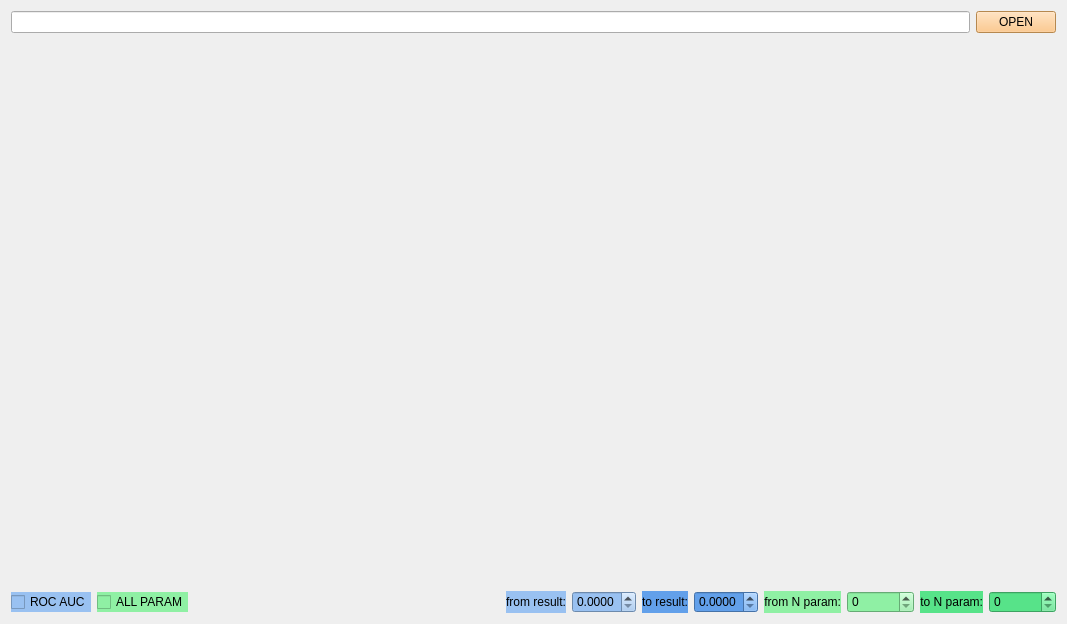
The window that qt/rnd_param_view.ui (idergunoff/random_param_view) describes before a commit, drawn with Qt 5.
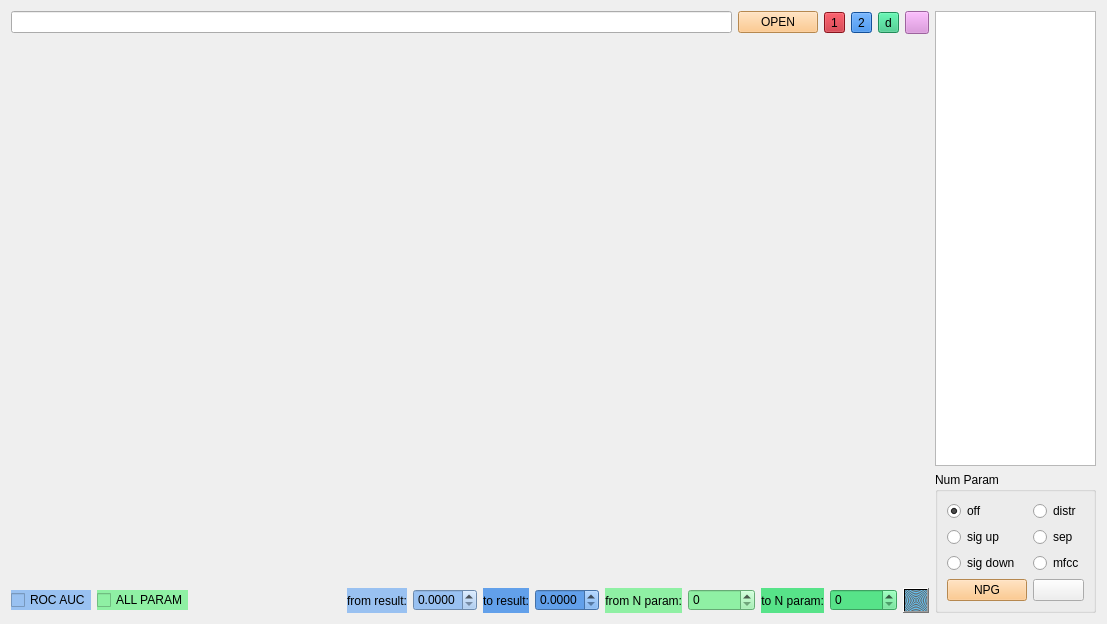
The same window after the commit.

Commit message: axis z - color

What changed in the file:
```diff
--- a/qt/rnd_param_view.ui
+++ b/qt/rnd_param_view.ui
@@ -6,20 +6,40 @@
    <rect>
     <x>0</x>
     <y>0</y>
-    <width>1067</width>
+    <width>1107</width>
     <height>624</height>
    </rect>
   </property>
   <property name="windowTitle">
    <string>RandomParamView</string>
   </property>
-  <layout class="QGridLayout" name="gridLayout_7">
+  <layout class="QGridLayout" name="gridLayout_10" columnstretch="8,1">
    <item row="0" column="0">
     <layout class="QGridLayout" name="gridLayout_6" rowstretch="0,1,0">
      <item row="0" column="0">
       <layout class="QGridLayout" name="gridLayout_4">
-       <item row="0" column="0">
-        <widget class="QLineEdit" name="lineEdit_path"/>
+       <item row="0" column="5">
+        <widget class="QToolButton" name="toolButton_rm_check">
+         <property name="toolTip">
+          <string>очистить чекбоксы</string>
+         </property>
+         <property name="styleSheet">
+          <string notr="true">background-color: rgb(220, 138, 221);</string>
+         </property>
+         <property name="text">
+          <string/>
+         </property>
+        </widget>
+       </item>
+       <item row="0" column="3">
+        <widget class="QToolButton" name="toolButton_dict2">
+         <property name="styleSheet">
+          <string notr="true">background-color: rgb(28, 113, 216);</string>
+         </property>
+         <property name="text">
+          <string>2</string>
+         </property>
+        </widget>
        </item>
        <item row="0" column="1">
         <widget class="QPushButton" name="pushButton_open_file">
@@ -31,6 +51,29 @@
          </property>
         </widget>
        </item>
+       <item row="0" column="2">
+        <widget class="QToolButton" name="toolButton_dict1">
+         <property name="styleSheet">
+          <string notr="true">background-color: rgb(192, 28, 40);</string>
+         </property>
+         <property name="text">
+          <string>1</string>
+         </property>
+        </widget>
+       </item>
+       <item row="0" column="0">
+        <widget class="QLineEdit" name="lineEdit_path"/>
+       </item>
+       <item row="0" column="4">
+        <widget class="QToolButton" name="toolButton_result">
+         <property name="styleSheet">
+          <string notr="true">background-color: rgb(46, 194, 126);</string>
+         </property>
+         <property name="text">
+          <string>d</string>
+         </property>
+        </widget>
+       </item>
       </layout>
      </item>
      <item row="1" column="0">
@@ -208,10 +251,104 @@
          </property>
         </widget>
        </item>
+       <item row="0" column="11">
+        <widget class="QToolButton" name="toolButton_draw_graph">
+         <property name="toolTip">
+          <string>draw graph</string>
+         </property>
+         <property name="styleSheet">
+          <string notr="true">background-color: qradialgradient(spread:repeat, cx:0.5, cy:0.5, radius:0.077, fx:0.5, fy:0.5, stop:0 rgba(0, 169, 255, 147), stop:0.497326 rgba(0, 0, 0, 147), stop:1 rgba(0, 169, 255, 147));</string>
+         </property>
+         <property name="text">
+          <string/>
+         </property>
+        </widget>
+       </item>
       </layout>
      </item>
     </layout>
    </item>
+   <item row="0" column="1">
+    <layout class="QGridLayout" name="gridLayout_8">
+     <item row="0" column="0">
+      <widget class="QListWidget" name="listWidget"/>
+     </item>
+     <item row="1" column="0">
+      <widget class="QGroupBox" name="groupBox">
+       <property name="title">
+        <string>Num Param</string>
+       </property>
+       <layout class="QGridLayout" name="gridLayout_7">
+        <item row="2" column="0">
+         <widget class="QRadioButton" name="radioButton_sig_down">
+          <property name="text">
+           <string>sig down</string>
+          </property>
+         </widget>
+        </item>
+        <item row="1" column="1">
+         <widget class="QRadioButton" name="radioButton_sep">
+          <property name="text">
+           <string>sep</string>
+          </property>
+         </widget>
+        </item>
+        <item row="0" column="0">
+         <widget class="QRadioButton" name="radioButton_off">
+          <property name="text">
+           <string>off</string>
+          </property>
+          <property name="checked">
+           <bool>true</bool>
+          </property>
+         </widget>
+        </item>
+        <item row="0" column="1">
+         <widget class="QRadioButton" name="radioButton_distr">
+          <property name="text">
+           <string>distr</string>
+          </property>
+         </widget>
+        </item>
+        <item row="1" column="0">
+         <widget class="QRadioButton" name="radioButton_sig_up">
+          <property name="text">
+           <string>sig up</string>
+          </property>
+         </widget>
+        </item>
+        <item row="2" column="1">
+         <widget class="QRadioButton" name="radioButton_mfcc">
+          <property name="text">
+           <string>mfcc</string>
+          </property>
+         </widget>
+        </item>
+        <item row="3" column="0">
+         <widget class="QPushButton" name="pushButton_n_graph">
+          <property name="toolTip">
+           <string>&lt;html&gt;&lt;head/&gt;&lt;body&gt;&lt;p&gt;Построить график зависимости числовой &lt;/p&gt;&lt;p&gt;состовляющей параметра от качества модели. &lt;/p&gt;&lt;p&gt;Цветом показано количество параметров.&lt;/p&gt;&lt;/body&gt;&lt;/html&gt;</string>
+          </property>
+          <property name="styleSheet">
+           <string notr="true">background-color: rgb(255, 190, 111);</string>
+          </property>
+          <property name="text">
+           <string>NPG</string>
+          </property>
+         </widget>
+        </item>
+        <item row="3" column="1">
+         <widget class="QPushButton" name="pushButton_2">
+          <property name="text">
+           <string/>
+          </property>
+         </widget>
+        </item>
+       </layout>
+      </widget>
+     </item>
+    </layout>
+   </item>
   </layout>
  </widget>
  <resources/>
```
Left out of the diff: 112 changed lines with no effect on the pictures. The commit also changes 5 other files.
